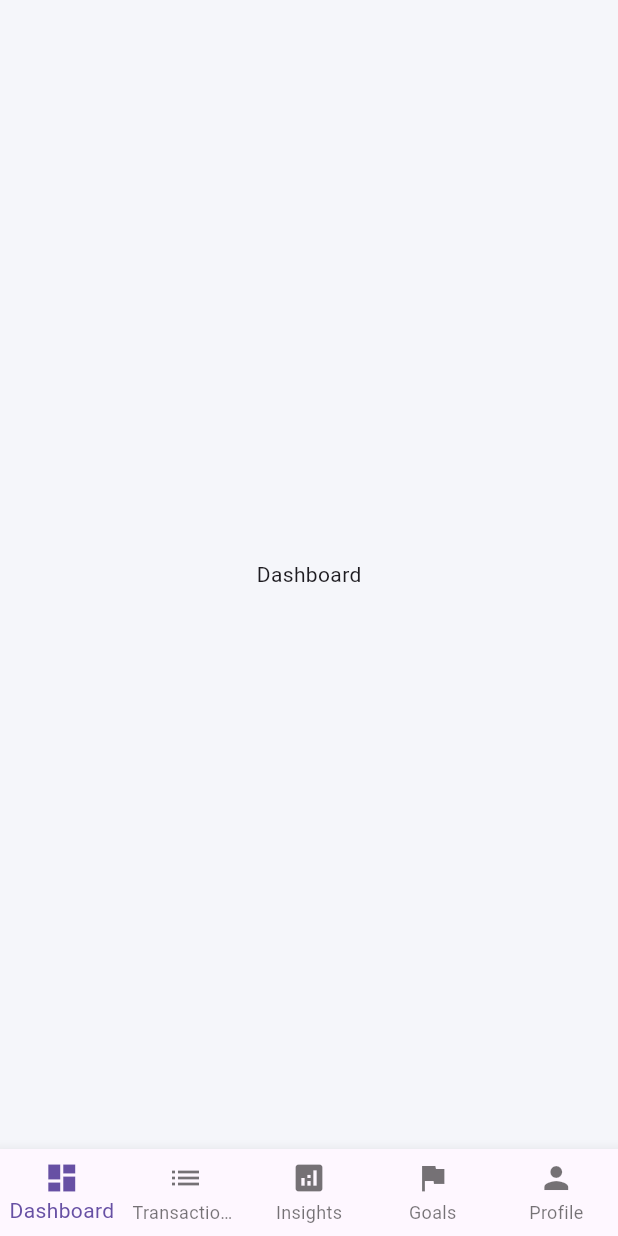
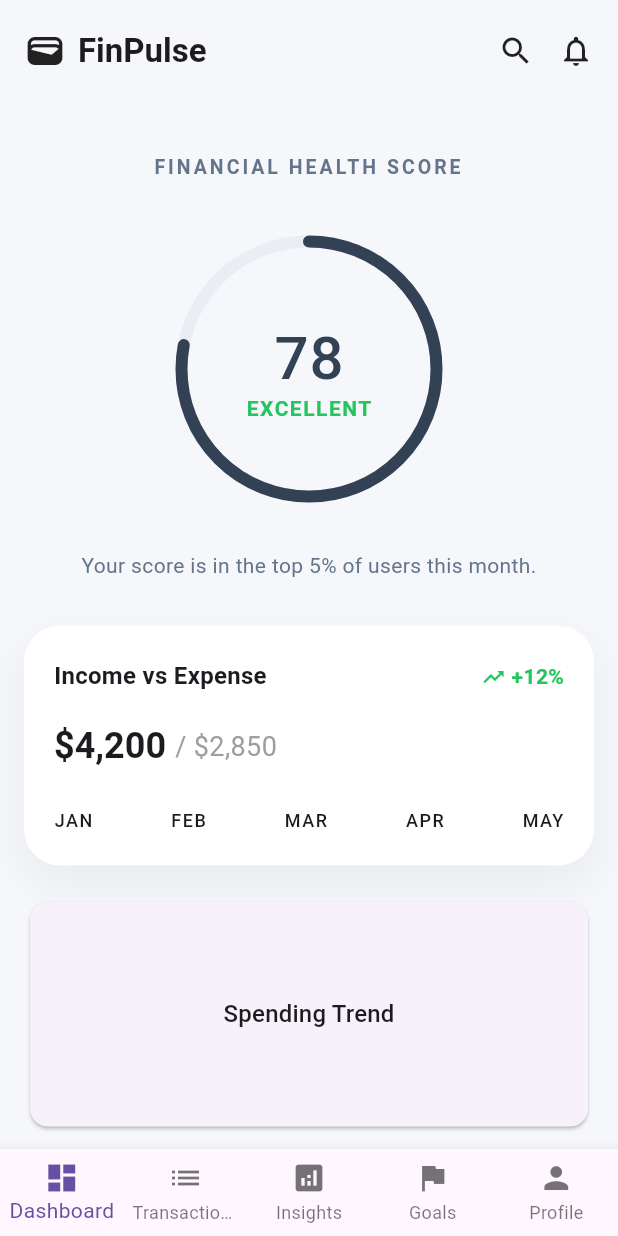
Before and after one commit to kavyashreec/FinPulse, a Flutter app: the screen it shows once a user with an empty profile is signed in, on a phone screen of 412 x 824 dp. Run offline on Flutter 3.47's test engine with Material 3 defaults, Android fonts, the phone set to English and light mode, and no system bars; drawn by our look-alikes of flutter_animate; our stand-ins replace cloud_firestore, firebase_auth, firebase_core, google_sign_in, permission_handler; accounts and stored records are empty; network calls fail.

Commit message:
dashboard 1st half done

```diff
--- a/lib/core/theme/app_theme.dart
+++ b/lib/core/theme/app_theme.dart
@@ -1,30 +1,24 @@
 import 'package:flutter/material.dart';
-import '../constants/colors.dart';
 
 class AppTheme {
-  static final lightTheme = ThemeData(
+  static const primaryDark = Color(0xFF0F172A);
+  static const cardDark = Color(0xFF1E293B);
+  static const accentGreen = Color(0xFF22C55E);
+
+  static ThemeData lightTheme = ThemeData(
     brightness: Brightness.light,
-    scaffoldBackgroundColor: AppColors.lightBackground,
-    primaryColor: AppColors.primary,
-    appBarTheme: const AppBarTheme(
-      backgroundColor: Colors.white,
-      elevation: 0,
-      foregroundColor: Colors.black,
+    scaffoldBackgroundColor: const Color(0xFFF5F7FA),
+    cardColor: Colors.white,
+    primaryColor: const Color(0xFF334155),
+    textTheme: const TextTheme(
+      bodyMedium: TextStyle(color: Color(0xFF1E293B)),
     ),
-    cardColor: AppColors.lightCard,
-    useMaterial3: true,
   );
 
-  static final darkTheme = ThemeData(
+  static ThemeData darkTheme = ThemeData(
     brightness: Brightness.dark,
-    scaffoldBackgroundColor: AppColors.darkBackground,
-    primaryColor: AppColors.primary,
-    appBarTheme: const AppBarTheme(
-      backgroundColor: AppColors.darkCard,
-      elevation: 0,
-      foregroundColor: Colors.white,
-    ),
-    cardColor: AppColors.darkCard,
-    useMaterial3: true,
+    scaffoldBackgroundColor: primaryDark,
+    cardColor: cardDark,
+    primaryColor: Colors.white,
   );
 }
--- a/lib/features/dashboard/dashboard_screen.dart
+++ b/lib/features/dashboard/dashboard_screen.dart
@@ -1,10 +1,94 @@
 import 'package:flutter/material.dart';
+import 'package:flutter_animate/flutter_animate.dart';
+
+import 'widgets/score_gauge.dart';
+import 'widgets/income_expense_card.dart';
+import 'widgets/spending_trend_card.dart';
+import 'widgets/category_card.dart';
+import 'widgets/recent_transactions_section.dart';
 
 class DashboardScreen extends StatelessWidget {
   const DashboardScreen({super.key});
 
   @override
   Widget build(BuildContext context) {
-    return const Center(child: Text("Dashboard"));
+    return Scaffold(
+      body: SafeArea(
+        child: SingleChildScrollView(
+          padding: const EdgeInsets.symmetric(horizontal: 16),
+          child: Column(
+            crossAxisAlignment: CrossAxisAlignment.start,
+            children: [
+
+              const SizedBox(height: 20),
+
+              /// HEADER
+              Row(
+                mainAxisAlignment: MainAxisAlignment.spaceBetween,
+                children: [
+                  Row(
+                    children: [
+                      const Icon(Icons.wallet_rounded, size: 28),
+                      const SizedBox(width: 8),
+                      Text(
+                        "FinPulse",
+                        style: Theme.of(context)
+                            .textTheme
+                            .titleLarge!
+                            .copyWith(fontWeight: FontWeight.bold),
+                      ),
+                    ],
+                  ),
+                  Row(
+                    children: const [
+                      Icon(Icons.search),
+                      SizedBox(width: 16),
+                      Icon(Icons.notifications_none),
+                    ],
+                  )
+                ],
+              ).animate().fadeIn(duration: 400.ms),
+
+              const SizedBox(height: 30),
+
+              /// SCORE GAUGE
+              ScoreGauge()
+                  .animate()
+                  .fadeIn(delay: 200.ms),
+
+              const SizedBox(height: 30),
+
+              /// INCOME VS EXPENSE
+              IncomeExpenseCard()
+                  .animate()
+                  .fadeIn(delay: 300.ms),
+
+              const SizedBox(height: 20),
+
+              /// SPENDING TREND
+              SpendingTrendCard()
+                  .animate()
+                  .fadeIn(delay: 400.ms),
+
+              const SizedBox(height: 20),
+
+              /// CATEGORY BREAKDOWN
+              CategoryCard()
+                  .animate()
+                  .fadeIn(delay: 500.ms),
+
+              const SizedBox(height: 20),
+
+              /// RECENT TRANSACTIONS
+              RecentTransactionsSection()
+                  .animate()
+                  .fadeIn(delay: 600.ms),
+
+              const SizedBox(height: 80),
+            ],
+          ),
+        ),
+      ),
+    );
   }
 }
--- /dev/null
+++ b/lib/features/dashboard/widgets/category_card.dart
@@ -0,0 +1,20 @@
+import 'package:flutter/material.dart';
+
+class CategoryCard extends StatelessWidget {
+  const CategoryCard({super.key});
+
+  @override
+  Widget build(BuildContext context) {
+    return Card(
+      child: SizedBox(
+        height: 200,
+        child: Center(
+          child: Text(
+            "Spending by Category",
+            style: Theme.of(context).textTheme.titleMedium,
+          ),
+        ),
+      ),
+    );
+  }
+}
--- /dev/null
+++ b/lib/features/dashboard/widgets/income_expense_card.dart
@@ -0,0 +1,120 @@
+import 'package:flutter/material.dart';
+
+class IncomeExpenseCard extends StatelessWidget {
+  const IncomeExpenseCard({super.key});
+
+  @override
+  Widget build(BuildContext context) {
+    final theme = Theme.of(context);
+    final isDark = theme.brightness == Brightness.dark;
+
+    return Container(
+      padding: const EdgeInsets.symmetric(horizontal: 20, vertical: 22),
+      decoration: BoxDecoration(
+        color: theme.cardColor,
+        borderRadius: BorderRadius.circular(24),
+        boxShadow: [
+          if (!isDark)
+            BoxShadow(
+              color: Colors.black.withOpacity(0.05),
+              blurRadius: 25,
+              offset: const Offset(0, 12),
+            ),
+        ],
+        border: isDark
+            ? Border.all(
+                color: Colors.white.withOpacity(0.06),
+              )
+            : null,
+      ),
+      child: Column(
+        crossAxisAlignment: CrossAxisAlignment.start,
+        children: [
+
+          /// HEADER
+          Row(
+            mainAxisAlignment: MainAxisAlignment.spaceBetween,
+            children: [
+              Text(
+                "Income vs Expense",
+                style: theme.textTheme.titleMedium?.copyWith(
+                  fontWeight: FontWeight.w600,
+                  letterSpacing: 0.2,
+                ),
+              ),
+              Row(
+                children: const [
+                  Icon(
+                    Icons.trending_up,
+                    color: Color(0xFF22C55E),
+                    size: 16,
+                  ),
+                  SizedBox(width: 4),
+                  Text(
+                    "+12%",
+                    style: TextStyle(
+                      color: Color(0xFF22C55E),
+                      fontWeight: FontWeight.w600,
+                    ),
+                  ),
+                ],
+              ),
+            ],
+          ),
+
+          const SizedBox(height: 18),
+
+          /// MAIN VALUE
+          Row(
+            crossAxisAlignment: CrossAxisAlignment.end,
+            children: [
+              Text(
+                "\$4,200",
+                style: theme.textTheme.headlineSmall?.copyWith(
+                  fontWeight: FontWeight.bold,
+                ),
+              ),
+              const SizedBox(width: 6),
+              Padding(
+                padding: const EdgeInsets.only(bottom: 2),
+                child: Text(
+                  "/ \$2,850",
+                  style: TextStyle(
+                    fontSize: 18,
+                    color: isDark
+                        ? Colors.white.withOpacity(0.5)
+                        : Colors.grey.shade500,
+                  ),
+                ),
+              ),
+            ],
+          ),
+
+          const SizedBox(height: 26),
+
+          /// MONTH LABELS
+          Row(
+            mainAxisAlignment: MainAxisAlignment.spaceBetween,
+            children: [
+              _monthLabel("JAN", theme),
+              _monthLabel("FEB", theme),
+              _monthLabel("MAR", theme),
+              _monthLabel("APR", theme),
+              _monthLabel("MAY", theme),
+            ],
+          ),
+        ],
+      ),
+    );
+  }
+
+  Widget _monthLabel(String text, ThemeData theme) {
+    return Text(
+      text,
+      style: theme.textTheme.bodySmall?.copyWith(
+        letterSpacing: 1,
+        fontWeight: FontWeight.w500,
+      ),
+    );
+  }
+}
--- /dev/null
+++ b/lib/features/dashboard/widgets/recent_transactions_section.dart
@@ -0,0 +1,20 @@
+import 'package:flutter/material.dart';
+
+class RecentTransactionsSection extends StatelessWidget {
+  const RecentTransactionsSection({super.key});
+
+  @override
+  Widget build(BuildContext context) {
+    return Card(
+      child: SizedBox(
+        height: 200,
+        child: Center(
+          child: Text(
+            "Recent Transactions",
+            style: Theme.of(context).textTheme.titleMedium,
+          ),
+        ),
+      ),
+    );
+  }
+}
--- /dev/null
+++ b/lib/features/dashboard/widgets/score_gauge.dart
@@ -0,0 +1,175 @@
+import 'dart:math';
+import 'package:flutter/material.dart';
+
+class ScoreGauge extends StatefulWidget {
+  const ScoreGauge({super.key});
+
+  @override
+  State<ScoreGauge> createState() => _ScoreGaugeState();
+}
+
+class _ScoreGaugeState extends State<ScoreGauge>
+    with SingleTickerProviderStateMixin {
+  late AnimationController _controller;
+  late Animation<double> _animation;
+
+  final double score = 78;
+  final double maxScore = 100;
+
+  @override
+  void initState() {
+    super.initState();
+
+    _controller = AnimationController(
+      vsync: this,
+      duration: const Duration(milliseconds: 1400),
+    );
+
+    _animation = Tween<double>(
+      begin: 0,
+      end: score / maxScore,
+    ).animate(
+      CurvedAnimation(
+        parent: _controller,
+        curve: Curves.easeOutCubic,
+      ),
+    );
+
+    _controller.forward();
+  }
+
+  @override
+  void dispose() {
+    _controller.dispose();
+    super.dispose();
+  }
+
+  @override
+  Widget build(BuildContext context) {
+    return Center(
+      child: Column(
+        children: [
+          const SizedBox(height: 24),
+
+          const Text(
+            "FINANCIAL HEALTH SCORE",
+            textAlign: TextAlign.center,
+            style: TextStyle(
+              letterSpacing: 2,
+              fontSize: 13,
+              fontWeight: FontWeight.w600,
+              color: Color(0xFF64748B),
+            ),
+          ),
+
+          const SizedBox(height: 30),
+
+          AnimatedBuilder(
+            animation: _animation,
+            builder: (context, _) {
+              return SizedBox(
+                width: 190,
+                height: 190,
+                child: CustomPaint(
+                  painter: _GaugePainter(progress: _animation.value),
+                  child: Center(
+                    child: Transform.translate(
+                      offset: const Offset(0, 2),
+                      child: Column(
+                        mainAxisSize: MainAxisSize.min,
+                        children: [
+                          Text(
+                            score.toInt().toString(),
+                            style: const TextStyle(
+                                fontSize: 40,
+                                fontWeight: FontWeight.w500,
+                                letterSpacing: 0.5,
+                                height: 1, // 🔥 CRITICAL
+                                color: Color(0xFF334155),
+                            ),
+                            textHeightBehavior: const TextHeightBehavior(
+                                applyHeightToFirstAscent: false,
+                                applyHeightToLastDescent: false,
+                            ),
+                          ),
+                          const SizedBox(height: 2),
+                          const Text(
+                            "EXCELLENT",
+                            style: TextStyle(
+                              fontSize: 14,
+                              fontWeight: FontWeight.w600,
+                              letterSpacing: 1,
+                              height: 1, // 🔥 CRITICAL
+                              color: Color(0xFF22C55E),
+                            ),
+                            textHeightBehavior: TextHeightBehavior(
+                                applyHeightToFirstAscent: false,
+                                applyHeightToLastDescent: false,
+                            ),
+                          ),
+                        ],
+                      ),
+                    ),
+                  ),
+                ),
+              );
+            },
+          ),
+
+          const SizedBox(height: 26),
+
+          const Text(
+            "Your score is in the top 5% of users this month.",
+            textAlign: TextAlign.center,
+            style: TextStyle(
+              fontSize: 14,
+              color: Color(0xFF64748B),
+            ),
+          ),
+        ],
+      ),
+    );
+  }
+}
+
+class _GaugePainter extends CustomPainter {
+  final double progress;
+
+  _GaugePainter({required this.progress});
+
+  @override
+  void paint(Canvas canvas, Size size) {
+    final center = size.center(Offset.zero);
+    final radius = size.width / 2 - 10;
+
+    /// Background ring
+    final backgroundPaint = Paint()
+      ..color = const Color(0xFFE9EEF5)
+      ..style = PaintingStyle.stroke
+      ..strokeWidth = 8
+      ..strokeCap = StrokeCap.round;
+
+    canvas.drawCircle(center, radius, backgroundPaint);
+
+    /// Progress ring
+    final progressPaint = Paint()
+      ..color = const Color(0xFF334155)
+      ..style = PaintingStyle.stroke
+      ..strokeWidth = 8
+      ..strokeCap = StrokeCap.round;
+
+    final startAngle = -pi / 2;
+    final sweepAngle = 2 * pi * progress;
+
+    canvas.drawArc(
+      Rect.fromCircle(center: center, radius: radius),
+      startAngle,
+      sweepAngle,
+      false,
+      progressPaint,
+    );
+  }
+
+  @override
+  bool shouldRepaint(covariant CustomPainter oldDelegate) => true;
+}
--- /dev/null
+++ b/lib/features/dashboard/widgets/spending_trend_card.dart
@@ -0,0 +1,20 @@
+import 'package:flutter/material.dart';
+
+class SpendingTrendCard extends StatelessWidget {
+  const SpendingTrendCard({super.key});
+
+  @override
+  Widget build(BuildContext context) {
+    return Card(
+      child: SizedBox(
+        height: 150,
+        child: Center(
+          child: Text(
+            "Spending Trend",
+            style: Theme.of(context).textTheme.titleMedium,
+          ),
+        ),
+      ),
+    );
+  }
+}
--- a/pubspec.yaml
+++ b/pubspec.yaml
@@ -40,6 +40,9 @@ dependencies:
   firebase_auth: ^4.17.8
   cloud_firestore: ^4.15.0
   google_sign_in: ^6.2.1
+  fl_chart: ^0.68.0
+  percent_indicator: ^4.2.3
+  flutter_animate: ^4.5.0
 
 
 
```
Also changed, not shown: pubspec.lock.
